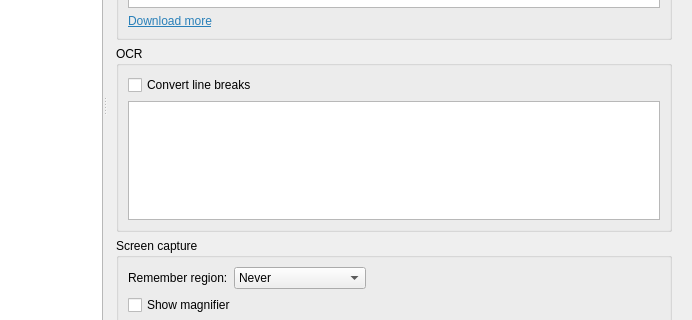
Qt form src/settings/settingsdialog.ui (crow-translate/crow-translate) before a commit; both pictures show x 108 to 800 and y 189 to 509 of the 800 by 616 pixel window.
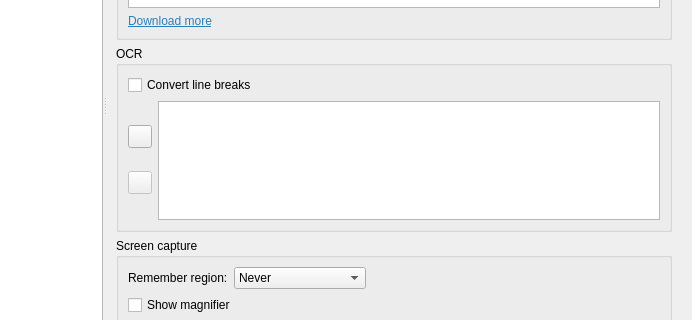
The same form after that commit. The open tabs and pages were chosen to show the change. Icons and pictures are not drawn. Custom widgets are drawn as their Qt base class.

Commit message: Add buttons to insert and remove rows from parameter table

Patch:
```diff
--- a/src/settings/settingsdialog.ui
+++ b/src/settings/settingsdialog.ui
@@ -784,8 +784,8 @@
           <property name="title">
            <string notr="true">OCR</string>
           </property>
-          <layout class="QGridLayout" name="ocrParametersLayout">
-           <item row="0" column="0" colspan="3">
+          <layout class="QVBoxLayout" name="ocrParametersLayout">
+           <item>
             <widget class="QCheckBox" name="convertLineBreaksCheckBox">
              <property name="toolTip">
               <string>&lt;html&gt;&lt;head/&gt;&lt;body&gt;&lt;p&gt;Replace all single line breaks with a space after text recognition&lt;/p&gt;&lt;/body&gt;&lt;/html&gt;</string>
@@ -795,8 +795,50 @@
              </property>
             </widget>
            </item>
-           <item row="1" column="0" colspan="3">
-            <widget class="TesseractParametersTableWidget" name="tesseractParametersTableWidget"></widget>
+           <item>
+            <layout class="QHBoxLayout" name="tesseractParametersTableHorizontalLayout">
+             <item>
+              <layout class="QVBoxLayout" name="tesseractParametersButtonsVerticalLayout">
+               <item>
+                <spacer name="tesseractParametersButtonsVerticalSpacer1">
+                 <property name="orientation">
+                  <enum>Qt::Vertical</enum>
+                 </property>
+                </spacer>
+               </item>
+               <item>
+                <widget class="QToolButton" name="tesseractParametersAddButton">
+                 <property name="icon">
+                  <iconset theme="list-add">
+                   <normaloff>.</normaloff>.</iconset>
+                 </property>
+                </widget>
+               </item>
+               <item>
+                <widget class="QToolButton" name="tesseractParametersRemoveButton">
+                 <property name="enabled">
+                  <bool>false</bool>
+                 </property>
+                 <property name="icon">
+                  <iconset theme="list-remove">
+                   <normaloff>.</normaloff>.</iconset>
+                 </property>
+                </widget>
+               </item>
+               <item>
+                <spacer name="tesseractParametersButtonsVerticalSpacer2">
+                 <property name="orientation">
+                  <enum>Qt::Vertical</enum>
+                 </property>
+                </spacer>
+               </item>
+              </layout>
+             </item>
+             <item>
+              <widget class="TesseractParametersTableWidget" name="tesseractParametersTableWidget">
+              </widget>
+             </item>
+            </layout>
            </item>
           </layout>
          </widget>
```
Left out of the diff: 51 changed lines with no effect on the pictures. The commit also changes 2 other files.
